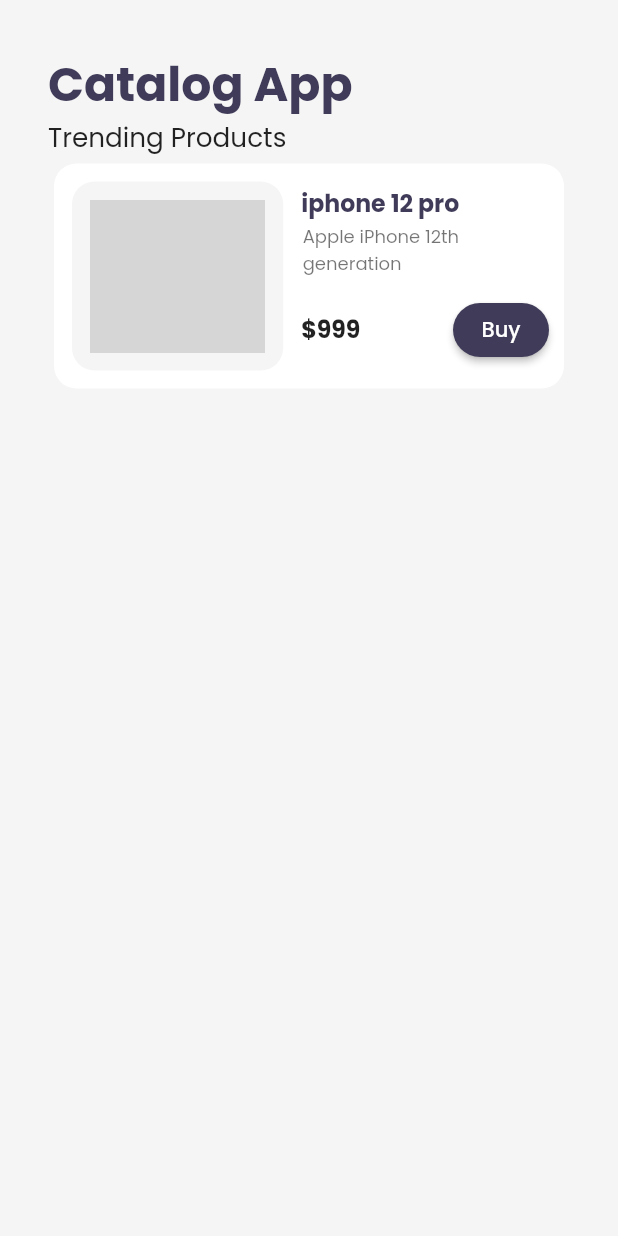
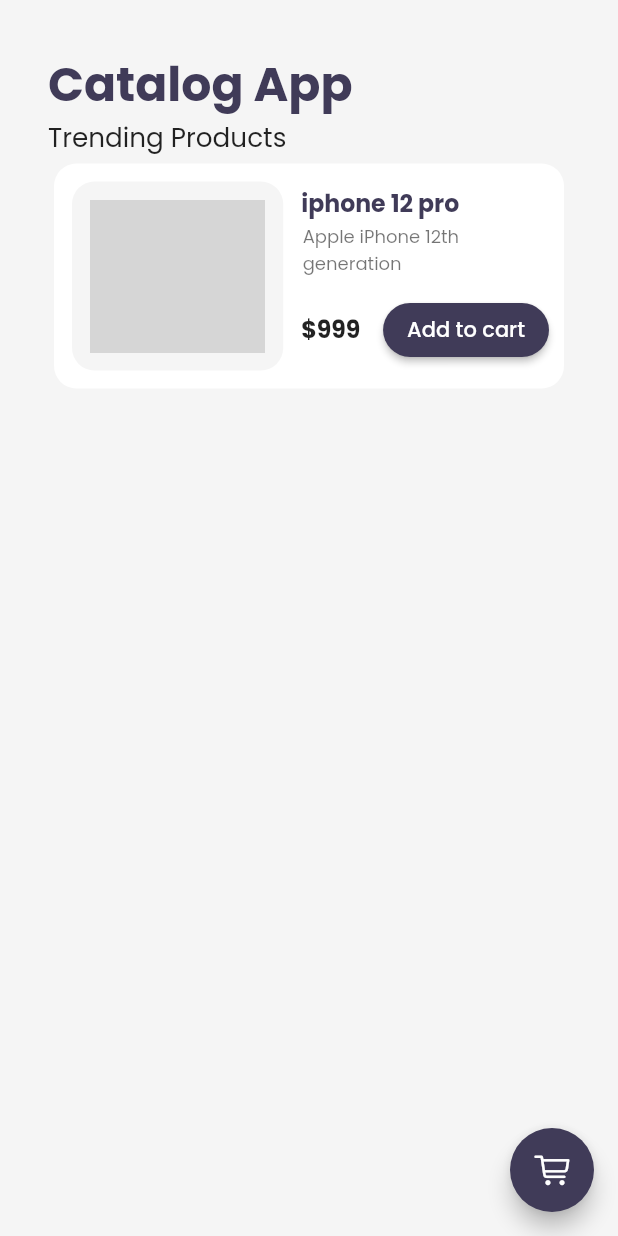
Before and after one commit to Rukhsar-Jani/Flutter_practice, a Flutter app: the first screen one second after launch, on a phone screen of 412 x 824 dp. Run offline on Flutter 3.47's test engine with Material 2 defaults, Android fonts, the phone set to English and light mode, and no system bars; our stand-ins replace google_fonts, velocity_x; network calls fail; grey boxes are pictures that could not be loaded.

Commit message:
day19 completed

```diff
--- a/lib/Widgets/home_widgets/catalog_list.dart
+++ b/lib/Widgets/home_widgets/catalog_list.dart
@@ -4,7 +4,6 @@
 import 'package:flutter_practice_codepur/Widgets/themes.dart';
 import 'package:flutter_practice_codepur/pages/home_details_page.dart';
 import 'package:velocity_x/velocity_x.dart';
-
 import 'catalog_image.dart';
 
 class CatalogList extends StatelessWidget {
@@ -73,7 +72,7 @@
                     onPressed: (){
 
                     },
-                     child: "Buy".text.make())
+                     child: "Add to cart".text.make())
                 ],
               ).pOnly(right: 10)
              ],
--- a/lib/main.dart
+++ b/lib/main.dart
@@ -2,6 +2,7 @@
 import 'package:flutter_practice_codepur/Widgets/themes.dart';
 import 'package:flutter_practice_codepur/pages/Home_page.dart';
 import 'package:flutter_practice_codepur/pages/Login_page.dart';
+import 'package:flutter_practice_codepur/pages/cart_page.dart';
 import 'package:flutter_practice_codepur/utils/routes.dart';
 import 'package:google_fonts/google_fonts.dart';
 
@@ -27,6 +28,7 @@
         "/" :(context)=> Login_page(),
         Myroutes.homeroutes :(context)=> Homepage(),
         Myroutes.loginroutes :(context)=> Homepage(),
+        Myroutes.cartRoute :(context)=> CartPage(),
       }
     );
 
--- a/lib/pages/Home_page.dart
+++ b/lib/pages/Home_page.dart
@@ -1,10 +1,12 @@
 import 'dart:ui';
 
+import 'package:flutter/cupertino.dart';
 import 'package:flutter/material.dart';
 import 'package:flutter/services.dart';
 import 'package:flutter_practice_codepur/Widgets/item_widget.dart';
 import 'package:flutter_practice_codepur/Widgets/themes.dart';
 import 'package:flutter_practice_codepur/models/Catalog.dart';
+import 'package:flutter_practice_codepur/utils/routes.dart';
 import 'package:velocity_x/velocity_x.dart';
 import 'dart:convert';
 import '../Widgets/drawer.dart';
@@ -40,6 +42,12 @@
   Widget build(BuildContext context) {
     return Scaffold(
       backgroundColor: myTheme.creamColor,
+      floatingActionButton: FloatingActionButton(
+        onPressed: (() => Navigator.pushNamed(context,
+         Myroutes.cartRoute)),
+        backgroundColor: myTheme.darkBluishColor,
+        child: Icon(CupertinoIcons.cart),
+      ),
       body: SafeArea(
         child: Container(
           padding: Vx.m32,
--- a/lib/pages/home_details_page.dart
+++ b/lib/pages/home_details_page.dart
@@ -13,7 +13,9 @@
   @override
   Widget build(BuildContext context) {
     return Scaffold(
-      appBar: AppBar(),
+      appBar: AppBar(
+        backgroundColor: Colors.transparent,
+      ),
       bottomNavigationBar:
        Container(
         //height: 80,
@@ -34,8 +36,8 @@
             shape: MaterialStateProperty.all(StadiumBorder())
             ),
               onPressed: (){},
-            child: "Buy". text.color(myTheme.creamColor).xl.bold.make()
-            ).wh(110, 42)
+            child: "Add to cart". text.color(myTheme.creamColor).xl.bold.make()
+            ).wh(120, 45)
               ],
             ).pOnly(right: 10).p8(),
        ),
--- a/lib/utils/routes.dart
+++ b/lib/utils/routes.dart
@@ -2,4 +2,5 @@
   static String loginroutes = "/Login";
   static String homeroutes = "/Home";
   static String homeDetailsRoutes = "/homeDetails";
+  static String cartRoute = "/cart";
 }
```
Also changed, not shown: lib/pages/cart_page.dart (added, +19 -0 lines).
